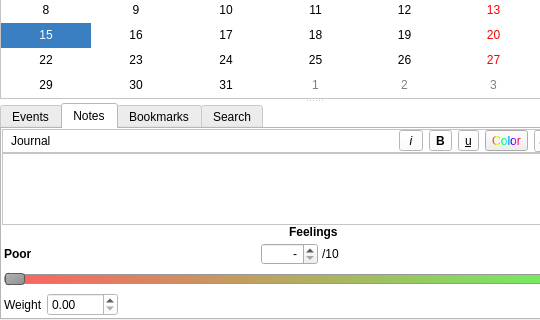
Qt form oscar/daily.ui (tomasohara/OSCAR-SQL) before a commit; both pictures show x 0 to 540 and y 140 to 460 of the 968 by 460 pixel window.
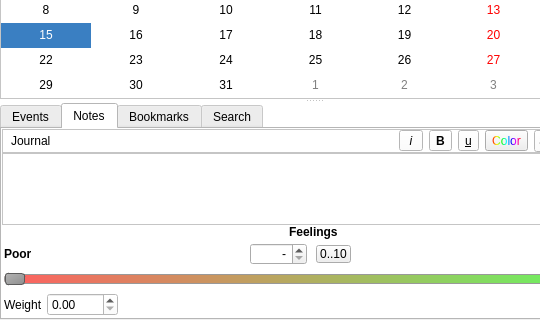
The same form after that commit. Icons and pictures are not drawn.

Commit message:
Fix: Feelings range button invisible; wrong value in print report (#132)
The Units10_100 QPushButton had border:none and zero padding, making it
look like plain text rather than a clickable button. Button text changed
to '0..10'/'0..100' so the range is self-describing. The Print Daily
report was printing the raw stored value (0-100 scale) with a '/10'
suffix; it now shows the user-facing value with a '(0 .. 10)'/'(0 .. 100)'
range indicator.

Closes #132

The edit to the form file:
```diff
--- a/oscar/daily.ui
+++ b/oscar/daily.ui
@@ -1284,21 +1284,16 @@
                  <string>Feelings have a range 1-10 or 1-100. clicking on the range change the range.</string>
                 </property>
                   <property name="sizePolicy">
-                   <sizepolicy hsizetype="MinimumExpanding" vsizetype="Fixed">
+                   <sizepolicy hsizetype="Preferred" vsizetype="Fixed">
                     <horstretch>0</horstretch>
                     <verstretch>0</verstretch>
                    </sizepolicy>
                   </property>
                   <property name="styleSheet">
-                   <string notr="true">QPushButton {
-    text-align: left;
-    padding: 0px;
-    margin: 0px;
-    border: none;
-}</string>
+                   <string notr="true">QPushButton { padding: 1px 3px; margin-left: 5px; }</string>
                   </property>
                   <property name="text">
-                   <string>/10</string>
+                   <string>0..10</string>
                   </property>
                  </widget>
                 </item>
```
Left out of the diff: 2 changed lines with no effect on the pictures. The commit also changes 4 other files.
